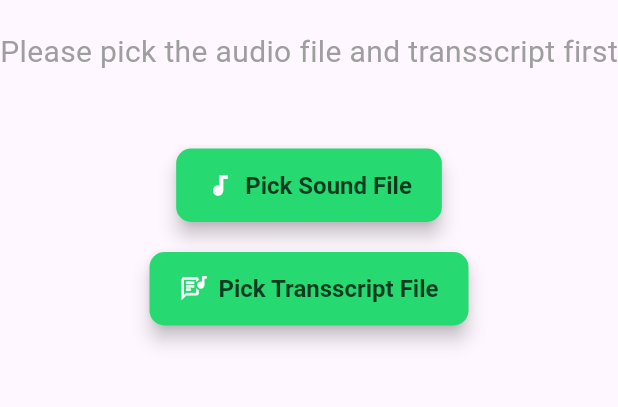
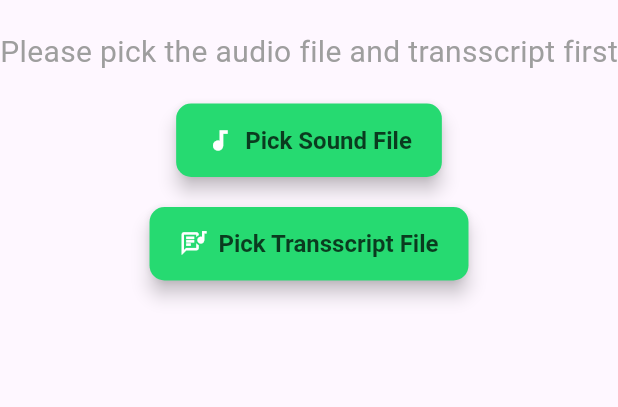
Before and after one commit to belalgamal0/flutter-challenge, a Flutter app: the screen it shows after launch, on a phone screen of 412 x 824 dp, the part 84-491 px from its top. Run offline on Flutter 3.47's test engine with Material 3 defaults, Android fonts, the phone set to English and light mode, and no system bars; our stand-ins replace audioplayers, bloc, file_picker, flutter_bloc.

Commit message:
enhance UI

```diff
--- a/lib/feat/highlight_text/UI/flutter_challenge_page.dart
+++ b/lib/feat/highlight_text/UI/flutter_challenge_page.dart
@@ -47,9 +47,11 @@ class _FlutterChallengeState extends State<FlutterChallenge> {
           },
           child: BlocBuilder<AudioPlayerBloc, AudioPlayerState>(
             buildWhen: (previous, current) => previous != current,
-            builder: (context, state) => Center(
+            builder: (context, state) => SingleChildScrollView(
+              child: Center(
                 child: Column(
                   mainAxisAlignment: MainAxisAlignment.start,
+                  crossAxisAlignment: CrossAxisAlignment.center,
                   children: [
                     const SizedBox(height: 20),
                     BlocProvider.of<AudioPlayerBloc>(context).audio != null &&
@@ -62,7 +64,7 @@ class _FlutterChallengeState extends State<FlutterChallenge> {
                           )
                         : const Text("Please pick the audio file and transscript first",
                             style: TextStyle(fontSize: 20, color: Colors.grey)),
-                  const SizedBox(height: 50),
+                    const SizedBox(height: 20),
                     ElevatedButton.icon(
                       onPressed: () {
                         BlocProvider.of<AudioPlayerBloc>(context)
@@ -134,6 +136,7 @@ class _FlutterChallengeState extends State<FlutterChallenge> {
             ),
           ),
         ),
+      ),
     );
   }
 }
--- a/lib/feat/highlight_text/bloc/audio_bloc.dart
+++ b/lib/feat/highlight_text/bloc/audio_bloc.dart
@@ -8,12 +8,22 @@ import 'package:file_picker/file_picker.dart';
 import '../model/transscript_model.dart';
 import 'audio_events.dart';
 import 'audio_states.dart';
+class InterleavedPhrase {
+  final String speakerName;
+  final String words;
+  final int time;
 
+  InterleavedPhrase({
+    required this.speakerName,
+    required this.words,
+    required this.time,
+  });
+}
 class AudioPlayerBloc extends Bloc<AudioPlayerEvent, AudioPlayerState> {
   final AudioPlayer audioPlayer = AudioPlayer();
   Uint8List? audio;
   TransscriptModel? transscriptModel;
-  List<Phrase>? interleavePhrases;
+  List<InterleavedPhrase>? interleavePhrases;
   AudioPlayerBloc() : super(InitialState()) {
     on<PickAudioFile>(_pickAudio);
     on<PickJsonFile>(_pickTransscript);
@@ -105,23 +115,41 @@ class AudioPlayerBloc extends Bloc<AudioPlayerEvent, AudioPlayerState> {
   int activeIndex = 0;
   bool isPause = false;
   bool isPlaying = false;
-
-  List<Phrase> interleavePhrasesAction(TransscriptModel model) {
-    List<Phrase> interleavedPhrases = [];
+List<InterleavedPhrase> interleavePhrasesAction(TransscriptModel model) {
+  List<InterleavedPhrase> interleavedPhrases = [];
   List<Speaker> speakers = model.speakers;
-    int maxLength =
-        speakers.map((s) => s.phrases.length).reduce((a, b) => a > b ? a : b);
+  int maxLength = speakers.map((s) => s.phrases.length).reduce((a, b) => a > b ? a : b);
 
   for (int i = 0; i < maxLength; i++) {
     for (var speaker in speakers) {
       if (i < speaker.phrases.length) {
-          interleavedPhrases.add(speaker.phrases[i]);
+        interleavedPhrases.add(InterleavedPhrase(
+          speakerName: speaker.name,
+          words: speaker.phrases[i].words,
+          time: speaker.phrases[i].time,
+        ));
       }
     }
   }
 
   return interleavedPhrases;
 }
+  // List<Phrase> interleavePhrasesAction(TransscriptModel model) {
+  //   List<Phrase> interleavedPhrases = [];
+  //   List<Speaker> speakers = model.speakers;
+  //   int maxLength =
+  //       speakers.map((s) => s.phrases.length).reduce((a, b) => a > b ? a : b);
+
+  //   for (int i = 0; i < maxLength; i++) {
+  //     for (var speaker in speakers) {
+  //       if (i < speaker.phrases.length) {
+  //         interleavedPhrases.add(speaker.phrases[i]);
+  //       }
+  //     }
+  //   }
+
+  //   return interleavedPhrases;
+  // }
 
   int remainingTime = 0;
 
```
Also changed, not shown: lib/feat/highlight_text/UI/audio_player_page.dart (+71 -17 lines), 1 other file. Lines whose indentation alone changed are shown as unchanged.
